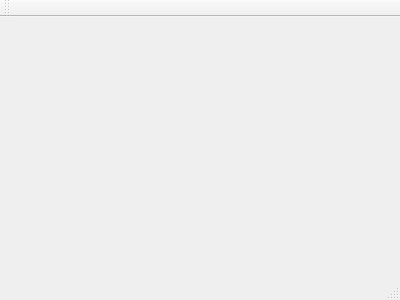
Mrjarkos/2019_1_d3_prc4_CabuyaAlberto_C-rdenasJavier_RoncancioBrayan, file Bank/clientinterface.ui: the form before one commit.
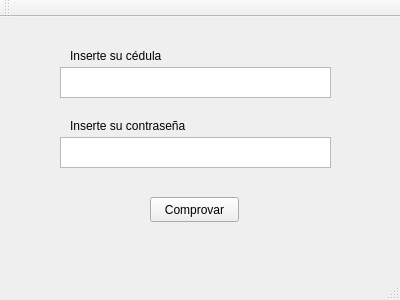
The form after the commit.

```diff
--- a/Bank/clientinterface.ui
+++ b/Bank/clientinterface.ui
@@ -12,13 +12,88 @@
   <property name="windowTitle" >
    <string>ClientInterface</string>
   </property>
-  <widget class="QMenuBar" name="menuBar" />
-  <widget class="QToolBar" name="mainToolBar" />
-  <widget class="QWidget" name="centralWidget" />
-  <widget class="QStatusBar" name="statusBar" />
+  <widget class="QWidget" name="centralWidget">
+   <widget class="QTextEdit" name="textEdit">
+    <property name="geometry">
+     <rect>
+      <x>60</x>
+      <y>50</y>
+      <width>271</width>
+      <height>31</height>
+     </rect>
+    </property>
+   </widget>
+   <widget class="QTextEdit" name="textEdit_2">
+    <property name="geometry">
+     <rect>
+      <x>60</x>
+      <y>120</y>
+      <width>271</width>
+      <height>31</height>
+     </rect>
+    </property>
+   </widget>
+   <widget class="QPushButton" name="pushButton">
+    <property name="geometry">
+     <rect>
+      <x>150</x>
+      <y>180</y>
+      <width>89</width>
+      <height>25</height>
+     </rect>
+    </property>
+    <property name="text">
+     <string>Comprovar</string>
+    </property>
+   </widget>
+   <widget class="QLabel" name="label">
+    <property name="geometry">
+     <rect>
+      <x>70</x>
+      <y>100</y>
+      <width>171</width>
+      <height>17</height>
+     </rect>
+    </property>
+    <property name="text">
+     <string>Inserte su contraseña</string>
+    </property>
+   </widget>
+   <widget class="QLabel" name="label_2">
+    <property name="geometry">
+     <rect>
+      <x>70</x>
+      <y>30</y>
+      <width>201</width>
+      <height>17</height>
+     </rect>
+    </property>
+    <property name="text">
+     <string>Inserte su cédula</string>
+    </property>
+   </widget>
+  </widget>
+  <widget class="QMenuBar" name="menuBar">
+   <property name="geometry">
+    <rect>
+     <x>0</x>
+     <y>0</y>
+     <width>400</width>
+     <height>22</height>
+    </rect>
+   </property>
+  </widget>
+  <widget class="QToolBar" name="mainToolBar">
+   <attribute name="toolBarArea">
+    <enum>TopToolBarArea</enum>
+   </attribute>
+   <attribute name="toolBarBreak">
+    <bool>false</bool>
+   </attribute>
+  </widget>
+  <widget class="QStatusBar" name="statusBar"/>
  </widget>
- <layoutDefault spacing="6" margin="11" />
- <pixmapfunction></pixmapfunction>
+ <layoutdefault spacing="6" margin="11"/>
  <resources/>
  <connections/>
 </ui>
```
Left out of the diff: 7 changed lines with no effect on the pictures.
